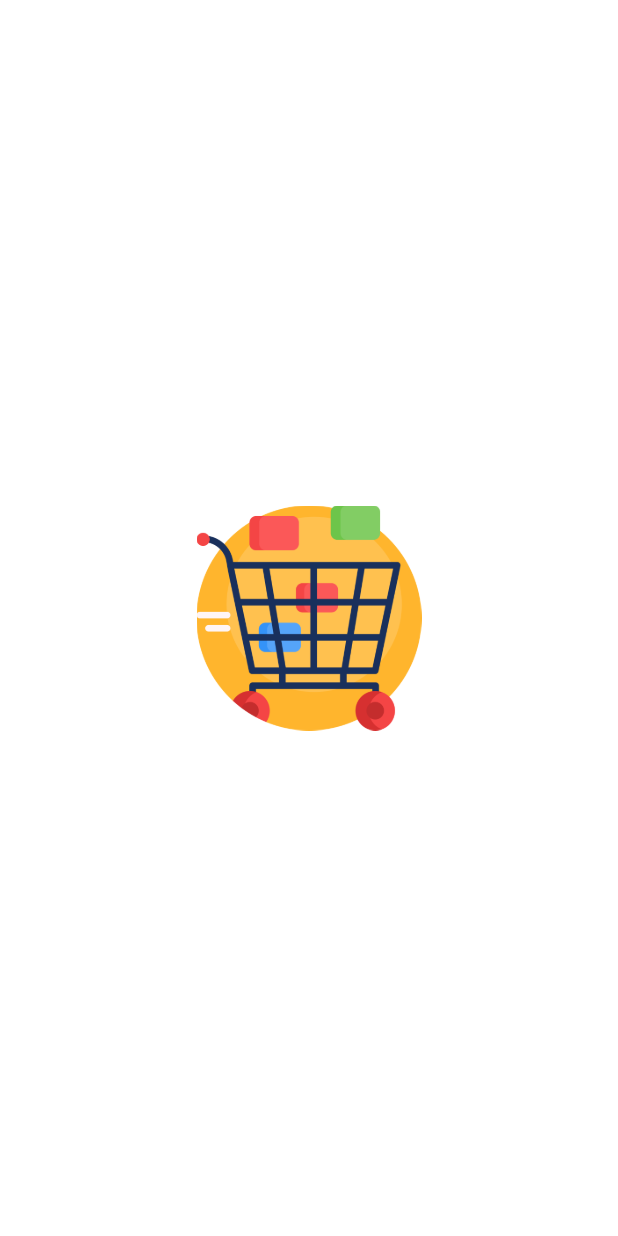
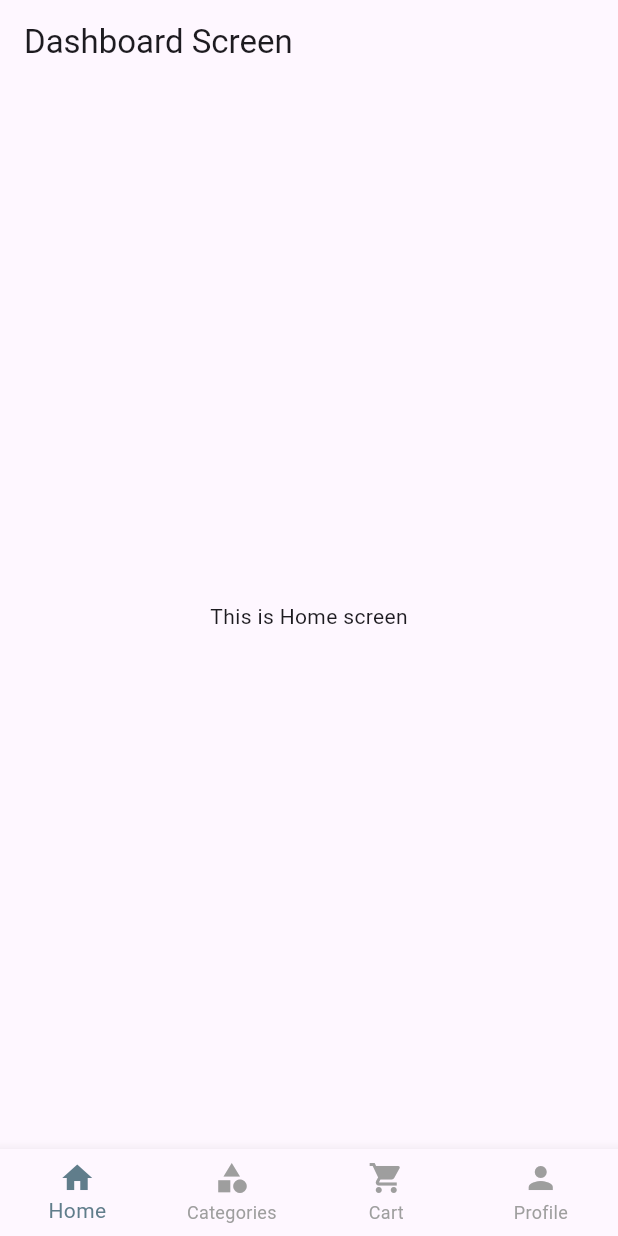
Before and after one commit to Sabyatakarki/mini_grocery_app, a Flutter app: the first screen one second after launch, on a phone screen of 412 x 824 dp. Run offline on Flutter 3.47's test engine with Material 3 defaults, Android fonts, the phone set to English and light mode, and no system bars.

Commit message:
making navbar

```diff
--- a/lib/app.dart
+++ b/lib/app.dart
@@ -1,6 +1,5 @@
 import 'package:flutter/material.dart';
-import 'package:mini_grocery/screens/getstartedscreen.dart';
-import 'package:mini_grocery/screens/splashscreen.dart';
+import 'package:mini_grocery/screens/dashboard_screen.dart';
 
 class App extends StatelessWidget {
 const App({super.key});
@@ -8,7 +7,7 @@ const App({super.key});
   @override
   Widget build(BuildContext context) {
     return MaterialApp(
-      home:SplashScreen(),
+      home:DashboardScreen(),
     );
   }
 }
--- /dev/null
+++ b/lib/screens/buttom_screen/home_screen.dart
@@ -0,0 +1,17 @@
+import 'package:flutter/material.dart';
+
+class HomeScreen extends StatefulWidget {
+  const HomeScreen({super.key});
+
+  @override
+  State<HomeScreen> createState() => _HomeScreenState();
+}
+
+class _HomeScreenState extends State<HomeScreen> {
+  @override
+  Widget build(BuildContext context) {
+    return const Center(
+      child: Text('This is Home screen'),
+    );
+  }
+}
--- a/lib/screens/dashboard_screen.dart
+++ b/lib/screens/dashboard_screen.dart
@@ -1,24 +1,62 @@
 import 'package:flutter/material.dart';
+import 'package:mini_grocery/screens/buttom_screen/cart_screen.dart';
+import 'package:mini_grocery/screens/buttom_screen/home_screen.dart';
+import 'package:mini_grocery/screens/buttom_screen/profile_screen.dart';
 
-class DashboardScreen extends StatelessWidget {
+class DashboardScreen extends StatefulWidget {
   const DashboardScreen({super.key});
+
+  @override
+  State<DashboardScreen> createState() => _DashboardScreenState();
+}
+class _DashboardScreenState extends State<DashboardScreen> {
+  int _selectedIndex = 0;
+
+  final List<Widget> screens = const [
+    HomeScreen(),
+    CartScreen(),
+    ProfileScreen(),
+  ];
 
   @override
   Widget build(BuildContext context) {
     return Scaffold(
       appBar: AppBar(
         title: const Text("Dashboard Screen"),
-        backgroundColor: Colors.lightGreen,
       ),
 
-      body: const Center(
-        child: Text(
-          "Welcome to Dashboard ",
-          style: TextStyle(
-            fontSize: 28,
-            fontWeight: FontWeight.normal,
+      body: screens[_selectedIndex],
+
+      bottomNavigationBar: BottomNavigationBar(
+        type: BottomNavigationBarType.fixed,
+        currentIndex: _selectedIndex,
+        selectedItemColor: Colors.blueGrey,
+        unselectedItemColor: Colors.grey,
+
+        onTap: (index) {
+          setState(() {
+            _selectedIndex = index;
+          });
+        },
+
+        items: const [
+          BottomNavigationBarItem(
+            icon: Icon(Icons.home),
+            label: "Home",
           ),
-        ),
+           BottomNavigationBarItem(
+            icon: Icon(Icons.category),
+            label: "Categories",
+          ),
+          BottomNavigationBarItem(
+            icon: Icon(Icons.shopping_cart),
+            label: "Cart",
+          ),
+          BottomNavigationBarItem(
+            icon: Icon(Icons.person),
+            label: "Profile",
+          ),
+        ],
       ),
     );
   }
```
Also changed, not shown: lib/screens/buttom_screen/cart_screen.dart (added, +17 -0 lines), lib/screens/buttom_screen/categories.dart (added, +17 -0 lines), lib/screens/buttom_screen/profile_screen.dart (added, +17 -0 lines), lib/screens/splashscreen.dart (+30 -9 lines).
